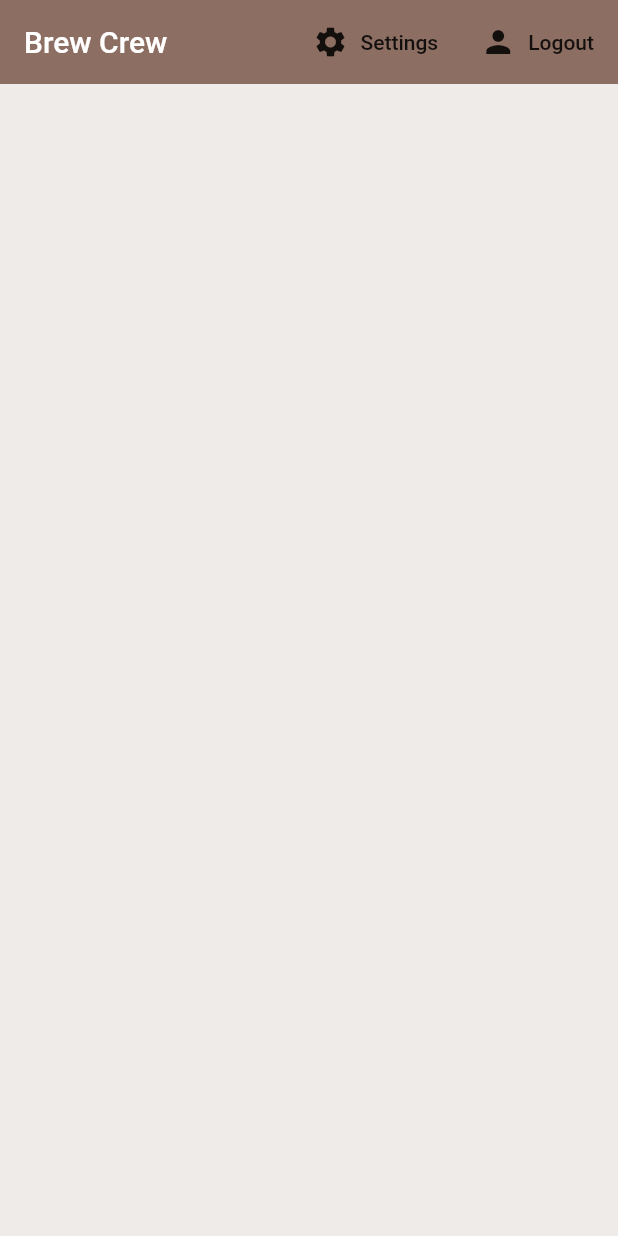
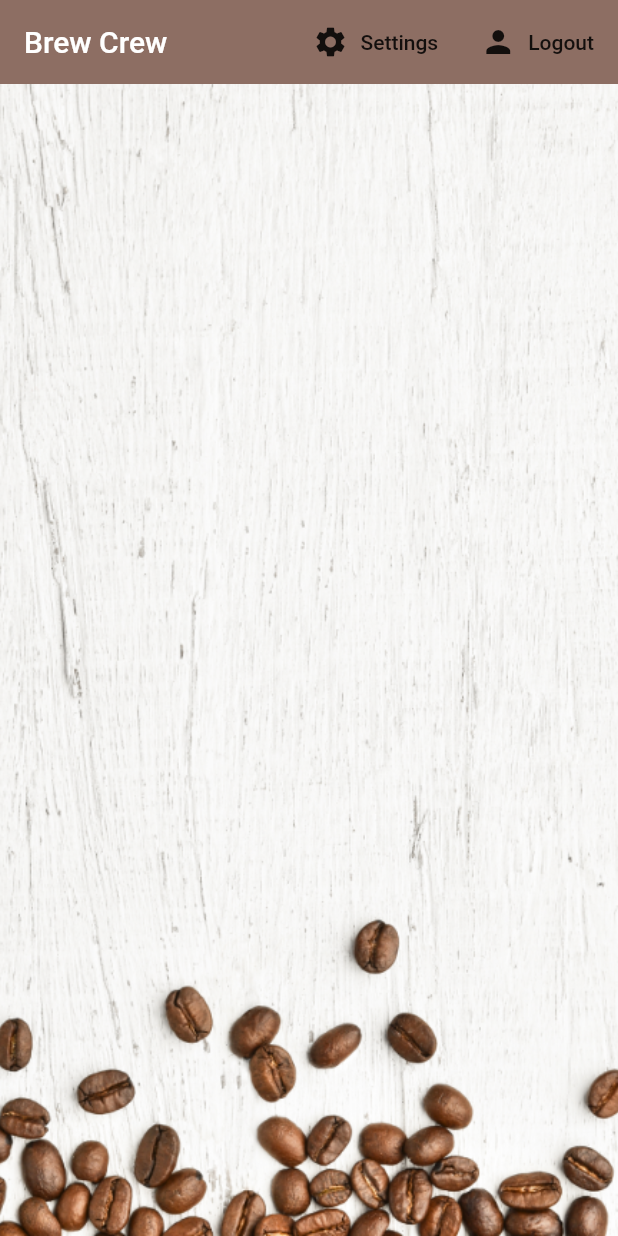
Before and after one commit to jawadahmedtaj/BrewCrew, a Flutter app: the screen it shows once a user with an empty profile is signed in, on a phone screen of 412 x 824 dp. Run offline on Flutter 3.47's test engine with Material 2 defaults, Android fonts, the phone set to English and light mode, and no system bars; our stand-ins replace cloud_firestore, firebase_auth, flutter_spinkit; accounts and stored records are empty.

Commit message:
final touches

```diff
--- a/lib/screens/home/brew_tile.dart
+++ b/lib/screens/home/brew_tile.dart
@@ -14,7 +14,10 @@ class BrewTile extends StatelessWidget {
         margin: EdgeInsets.fromLTRB(20, 6, 20, 0),
         child: ListTile(
           leading: CircleAvatar(
-              radius: 25, backgroundColor: Colors.brown[brew.strength]),
+            radius: 25,
+            backgroundImage: AssetImage('assets/coffee_icon.png'),
+            backgroundColor: Colors.brown[brew.strength],
+          ),
           title: Text(brew.name),
           subtitle: Text('Takes ${brew.sugars} sugar(s)'),
         ),
--- a/lib/screens/home/home.dart
+++ b/lib/screens/home/home.dart
@@ -45,7 +45,15 @@ class Home extends StatelessWidget {
             )
           ],
         ),
-        body: BrewList(),
+        body: Container(
+          decoration: BoxDecoration(
+            image: DecorationImage(
+              image: AssetImage('assets/coffee_bg.png'),
+              fit: BoxFit.cover,
+            ),
+          ),
+          child: BrewList(),
+        ),
       ),
     );
   }
--- a/pubspec.yaml
+++ b/pubspec.yaml
@@ -39,9 +39,8 @@ flutter:
   # the material Icons class.
   uses-material-design: true
   # To add assets to your application, add an assets section, like this:
-  # assets:
-  #  - images/a_dot_burr.jpeg
-  #  - images/a_dot_ham.jpeg
+  assets:
+    - assets/
   # An image asset can refer to one or more resolution-specific "variants", see
   # https://flutter.dev/assets-and-images/#resolution-aware.
   # For details regarding adding assets from package dependencies, see
```
Also changed, not shown: assets/coffee_bg.png (added), assets/coffee_icon.png (added), 2 other files.
